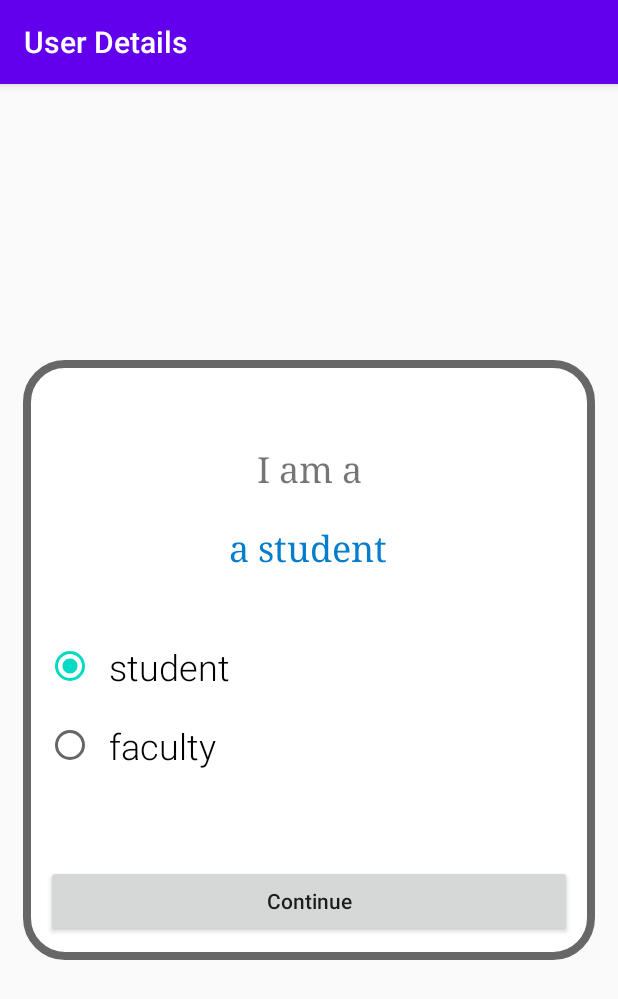
After one commit to tarunlahrod/Student-Evaluation-Project, an Android app: the StudentOrFacultyActivity screen opened directly, with no data from a screen before it, on a phone screen of 412 x 824 dp. The commit adds this screen. Shown: the top 999 px of the screen. Run offline under Robolectric (Android 15) with nearby library versions, the phone set to English and light mode, and no system bars.

Commit message:
Added 2 new activities (lacks functionality yet) 1. Add user details 2. Student or faculty Current issue: Unable to get the post of the user (student or faculty)

```diff
--- a/app/build.gradle
+++ b/app/build.gradle
@@ -29,6 +29,7 @@ dependencies {
     implementation 'androidx.constraintlayout:constraintlayout:1.1.3'
     implementation 'com.google.firebase:firebase-auth:16.0.5'
     implementation 'com.google.android.gms:play-services-auth:18.0.0'
+    implementation 'com.google.firebase:firebase-database:16.0.4'
     testImplementation 'junit:junit:4.12'
     androidTestImplementation 'androidx.test.ext:junit:1.1.1'
     androidTestImplementation 'androidx.test.espresso:espresso-core:3.2.0'
--- a/app/src/main/AndroidManifest.xml
+++ b/app/src/main/AndroidManifest.xml
@@ -9,7 +9,9 @@
         android:roundIcon="@mipmap/ic_launcher_round"
         android:supportsRtl="true"
         android:theme="@style/AppTheme">
-        <activity android:name=".SignedInMainMenuActivity"></activity>
+        <activity android:name=".StudentOrFacultyActivity"></activity>
+        <activity android:name=".AddUserDetailsActivity" />
+        <activity android:name=".SignedInMainMenuActivity" />
         <activity android:name=".GoogleSignInActivity" />
         <activity android:name=".MainActivity">
             <intent-filter>
--- a/app/src/main/java/com/example/studentevaluationproject/GoogleSignInActivity.java
+++ b/app/src/main/java/com/example/studentevaluationproject/GoogleSignInActivity.java
@@ -54,7 +54,6 @@ public class GoogleSignInActivity extends AppCompatActivity {
             public void onAuthStateChanged(@NonNull FirebaseAuth firebaseAuth) {
                 if(firebaseAuth.getCurrentUser() != null) {
                     // sign in successful
-                    progressDialog.dismiss();
                     Intent intent = new Intent(GoogleSignInActivity.this, SignedInMainMenuActivity.class);
                     startActivity(intent);
                     finish();
@@ -133,9 +132,7 @@ public class GoogleSignInActivity extends AppCompatActivity {
                             // Sign in success, update UI with the signed-in user's information
                             FirebaseUser user = mAuth.getCurrentUser();
                             Log.d(TAG, "Authentication successful.");
-
-
-
+                            progressDialog.dismiss();
                         }
 
 
--- /dev/null
+++ b/app/src/main/java/com/example/studentevaluationproject/StudentOrFacultyActivity.java
@@ -0,0 +1,59 @@
+package com.example.studentevaluationproject;
+
+import androidx.appcompat.app.AppCompatActivity;
+
+import android.content.Intent;
+import android.os.Bundle;
+import android.view.LayoutInflater;
+import android.view.View;
+import android.widget.Button;
+import android.widget.RadioButton;
+import android.widget.RadioGroup;
+import android.widget.TextView;
+import android.widget.Toast;
+
+public class StudentOrFacultyActivity extends AppCompatActivity {
+
+    UserProfile user;
+
+    // UI elements for pop up window
+    RadioGroup postRadioGroup;
+    RadioButton radioButton;
+    TextView optionTextView;
+    Button continueButton;
+
+    String thisUserPost;
+
+    @Override
+    protected void onCreate(Bundle savedInstanceState) {
+        super.onCreate(savedInstanceState);
+        setContentView(R.layout.activity_student_or_faculty);
+        getSupportActionBar().setTitle("User Details");
+
+        Intent intent = getIntent();
+        thisUserPost = intent.getStringExtra("postValue");
+
+        postRadioGroup = (RadioGroup) findViewById(R.id.postRadioGroup);
+        optionTextView = (TextView) findViewById(R.id.optionTextView);
+        continueButton = (Button) findViewById(R.id.continueButton);
+
+        continueButton.setOnClickListener(new View.OnClickListener() {
+            @Override
+            public void onClick(View v) {
+                int radioId = postRadioGroup.getCheckedRadioButtonId();
+                radioButton = (RadioButton) findViewById(radioId);
+
+                thisUserPost = radioButton.getText().toString();
+                Toast.makeText(getApplicationContext(), "Selected " + radioButton.getText().toString(), Toast.LENGTH_SHORT).show();
+                finish();
+            }
+        });
+
+    }
+
+    public void onRadioButtonClicked(View view) {
+        int radioId = postRadioGroup.getCheckedRadioButtonId();
+        radioButton = (RadioButton) findViewById(radioId);
+        optionTextView.setText(radioButton.getText().toString());
+    }
+}
--- /dev/null
+++ b/app/src/main/res/drawable/pop_up_bg.xml
@@ -0,0 +1,14 @@
+<?xml version="1.0" encoding="utf-8"?>
+<shape xmlns:android="http://schemas.android.com/apk/res/android"
+    android:shape="rectangle">
+
+    <solid
+        android:color="#fff"/>
+
+    <corners
+        android:radius="25dp"/>
+
+    <stroke
+        android:width="5dp"
+        android:color="#676767"/>
+</shape>
--- /dev/null
+++ b/app/src/main/res/layout/activity_student_or_faculty.xml
@@ -0,0 +1,95 @@
+<?xml version="1.0" encoding="utf-8"?>
+<androidx.constraintlayout.widget.ConstraintLayout xmlns:android="http://schemas.android.com/apk/res/android"
+    xmlns:app="http://schemas.android.com/apk/res-auto"
+    xmlns:tools="http://schemas.android.com/tools"
+    android:layout_width="match_parent"
+    android:layout_height="400dp"
+    android:padding="15dp"
+    android:layout_gravity="center"
+    android:layout_margin="15dp"
+    android:background="@drawable/pop_up_bg"
+    tools:context=".StudentOrFacultyActivity">
+
+    <TextView
+        android:id="@+id/textView"
+        android:layout_width="wrap_content"
+        android:layout_height="wrap_content"
+        android:fontFamily="serif"
+        android:text="I am a"
+        android:textSize="24sp"
+        app:layout_constraintBottom_toBottomOf="parent"
+        app:layout_constraintEnd_toEndOf="parent"
+        app:layout_constraintStart_toStartOf="parent"
+        app:layout_constraintTop_toTopOf="parent"
+        app:layout_constraintVertical_bias="0.122" />
+
+    <RadioGroup
+        android:id="@+id/postRadioGroup"
+        android:layout_width="match_parent"
+        android:layout_height="wrap_content"
+        app:layout_constraintBottom_toBottomOf="parent"
+        app:layout_constraintEnd_toEndOf="parent"
+        app:layout_constraintHorizontal_bias="0.51"
+        app:layout_constraintStart_toStartOf="parent"
+        app:layout_constraintTop_toBottomOf="@+id/textView"
+        app:layout_constraintVertical_bias="0.47000003">
+
+        <RadioButton
+            android:id="@+id/studentRadioButton"
+            android:layout_width="wrap_content"
+            android:layout_height="wrap_content"
+            android:checked="true"
+            android:fontFamily="sans-serif-light"
+            android:onClick="onRadioButtonClicked"
+            android:padding="10dp"
+            android:text="student"
+            android:textSize="24sp"
+            tools:layout_editor_absoluteX="16dp"
+            tools:layout_editor_absoluteY="353dp" />
+
+        <RadioButton
+            android:id="@+id/facultyRadioButton"
+            android:layout_width="wrap_content"
+            android:layout_height="wrap_content"
+            android:fontFamily="sans-serif-light"
+            android:onClick="onRadioButtonClicked"
+            android:padding="10dp"
+            android:text="faculty"
+            android:textSize="24sp"
+            tools:layout_editor_absoluteX="16dp"
+            tools:layout_editor_absoluteY="353dp" />
+
+
+    </RadioGroup>
+
+    <TextView
+        android:id="@+id/optionTextView"
+        android:layout_width="wrap_content"
+        android:layout_height="wrap_content"
+        android:fontFamily="serif"
+        android:text="a student"
+        android:textAlignment="textStart"
+        android:textColor="#057DCD"
+        android:textSize="24sp"
+        app:layout_constraintBottom_toBottomOf="parent"
+        app:layout_constraintEnd_toEndOf="parent"
+        app:layout_constraintHorizontal_bias="0.497"
+        app:layout_constraintStart_toStartOf="parent"
+        app:layout_constraintTop_toTopOf="parent"
+        app:layout_constraintVertical_bias="0.279" />
+
+    <Button
+        android:id="@+id/continueButton"
+        android:layout_width="0dp"
+        android:layout_height="wrap_content"
+        android:text="Continue"
+        android:textAllCaps="false"
+        app:layout_constraintBottom_toBottomOf="parent"
+        app:layout_constraintEnd_toEndOf="parent"
+        app:layout_constraintHorizontal_bias="0.5"
+        app:layout_constraintStart_toStartOf="parent"
+        app:layout_constraintTop_toTopOf="parent"
+        app:layout_constraintVertical_bias="1.0" />
+
+
+</androidx.constraintlayout.widget.ConstraintLayout>
```
Also changed, not shown: app/src/main/java/com/example/studentevaluationproject/AddUserDetailsActivity.java (added, +54 -0 lines), app/src/main/java/com/example/studentevaluationproject/SignedInMainMenuActivity.java (+12 -2 lines), app/src/main/java/com/example/studentevaluationproject/UserProfile.java (added, +84 -0 lines), app/src/main/res/layout/activity_add_user_details.xml (added, +9 -0 lines), app/src/main/res/layout/activity_signed_in_main_menu.xml (+15 -2 lines), app/src/main/res/layout/pop_up_student_or_faculty.xml (added, +93 -0 lines).
